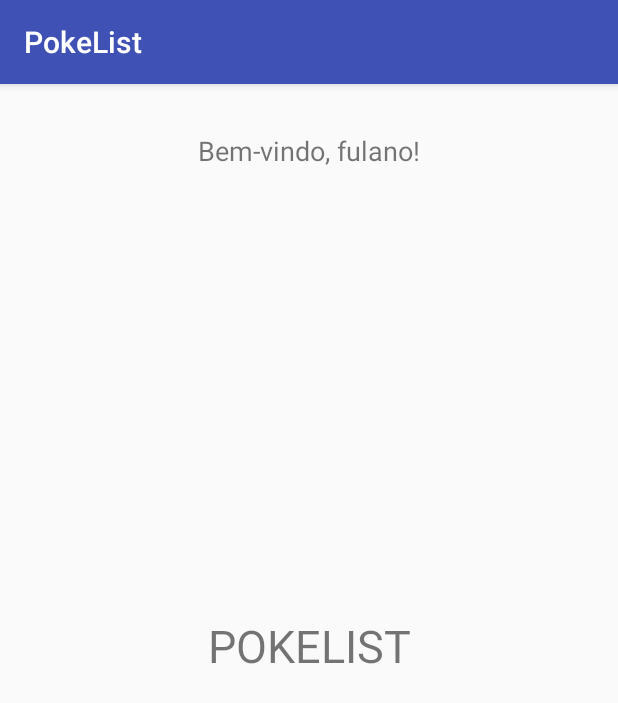
After one commit to dsgeverton/PokeList, an Android app: the PokeListActivity screen opened directly, with no data from a screen before it, on a phone screen of 412 x 824 dp. The commit adds this screen. Shown: the top 703 px of the screen. Run offline under Robolectric (Android 15) with nearby library versions, the phone set to English and light mode, and no system bars; 2 statements that could not run were skipped.

Commit message:
Add new activity and confirm sign in

```diff
--- a/app/build.gradle
+++ b/app/build.gradle
@@ -26,4 +26,4 @@ dependencies {
     androidTestImplementation 'com.android.support.test:runner:1.0.2'
     androidTestImplementation 'com.android.support.test.espresso:espresso-core:3.0.2'
     implementation 'com.google.android.gms:play-services-auth:16.0.0'
-}
+    implementation 'com.squareup.picasso:picasso:2.71828'}
--- a/app/src/main/AndroidManifest.xml
+++ b/app/src/main/AndroidManifest.xml
@@ -16,6 +16,7 @@
                 <category android:name="android.intent.category.LAUNCHER" />
             </intent-filter>
         </activity>
+        <activity android:name=".PokeListActivity"></activity>
     </application>
 
 </manifest>
--- /dev/null
+++ b/app/src/main/java/pooa20181/iff/edu/br/pokelist/PokeListActivity.java
@@ -0,0 +1,25 @@
+package pooa20181.iff.edu.br.pokelist;
+
+import android.os.Bundle;
+import android.support.v7.app.AppCompatActivity;
+import android.widget.ImageView;
+import android.widget.TextView;
+import android.widget.Toast;
+import com.google.android.gms.auth.api.signin.GoogleSignIn;
+import com.google.android.gms.auth.api.signin.GoogleSignInAccount;
+
+public class PokeListActivity extends AppCompatActivity {
+
+    @Override
+    protected void onCreate(Bundle savedInstanceState) {
+        super.onCreate(savedInstanceState);
+        setContentView(R.layout.activity_pokelist);
+
+        TextView welcome = findViewById(R.id.welcome);
+
+        GoogleSignInAccount account = GoogleSignIn.getLastSignedInAccount(this);
+
+        welcome.setText("Bem vindo, "+account.getFamilyName()+"!");
+        Toast.makeText(this, account.getDisplayName().toString(), Toast.LENGTH_LONG).show();
+    }
+}
--- /dev/null
+++ b/app/src/main/res/layout/activity_pokelist.xml
@@ -0,0 +1,36 @@
+<?xml version="1.0" encoding="utf-8"?>
+<android.support.constraint.ConstraintLayout xmlns:android="http://schemas.android.com/apk/res/android"
+    xmlns:app="http://schemas.android.com/apk/res-auto"
+    xmlns:tools="http://schemas.android.com/tools"
+    android:layout_width="match_parent"
+    android:layout_height="match_parent"
+    tools:context=".PokeListActivity">
+
+    <TextView
+        android:id="@+id/pokelist"
+        android:layout_width="wrap_content"
+        android:layout_height="wrap_content"
+        android:layout_marginBottom="256dp"
+        android:layout_marginEnd="8dp"
+        android:layout_marginStart="8dp"
+        android:layout_marginTop="236dp"
+        android:text="POKELIST"
+        android:textAlignment="center"
+        android:textSize="30sp"
+        app:layout_constraintBottom_toBottomOf="parent"
+        app:layout_constraintEnd_toEndOf="parent"
+        app:layout_constraintStart_toStartOf="parent"
+        app:layout_constraintTop_toTopOf="parent" />
+
+    <TextView
+        android:id="@+id/welcome"
+        android:layout_width="wrap_content"
+        android:layout_height="wrap_content"
+        android:layout_marginTop="32dp"
+        android:text="Bem-vindo, fulano!"
+        android:textSize="18sp"
+        app:layout_constraintEnd_toEndOf="parent"
+        app:layout_constraintStart_toStartOf="parent"
+        app:layout_constraintTop_toTopOf="parent" />
+
+</android.support.constraint.ConstraintLayout>
--- a/app/src/main/res/values/strings.xml
+++ b/app/src/main/res/values/strings.xml
@@ -1,4 +1,4 @@
 <resources>
     <string name="app_name">PokeList</string>
-    <string name="server_cliente">390506944711-n4sgme67u843ql8qjle8h5bkk36klrtg.apps.googleusercontent.com</string>
+    <string name="server_cliente">390506944711-imumggipn1vp5rhaqmdnsmqo97c66a50.apps.googleusercontent.com</string>
 </resources>
```
Also changed, not shown: app/src/main/java/pooa20181/iff/edu/br/pokelist/MainActivity.java (+9 -5 lines), 1 other file.
